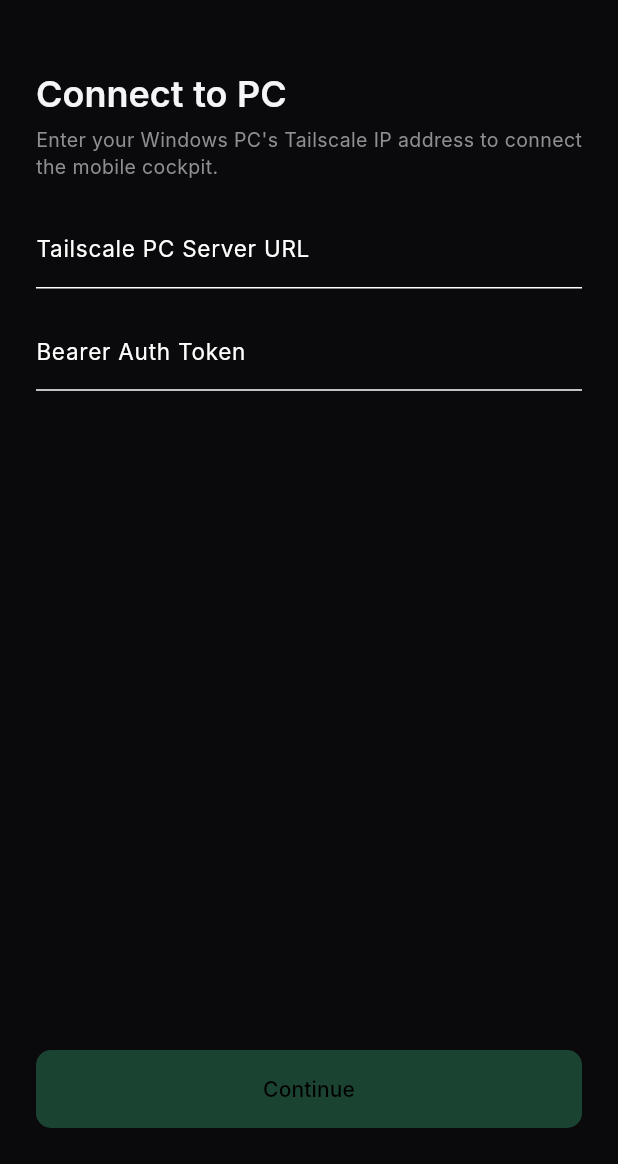
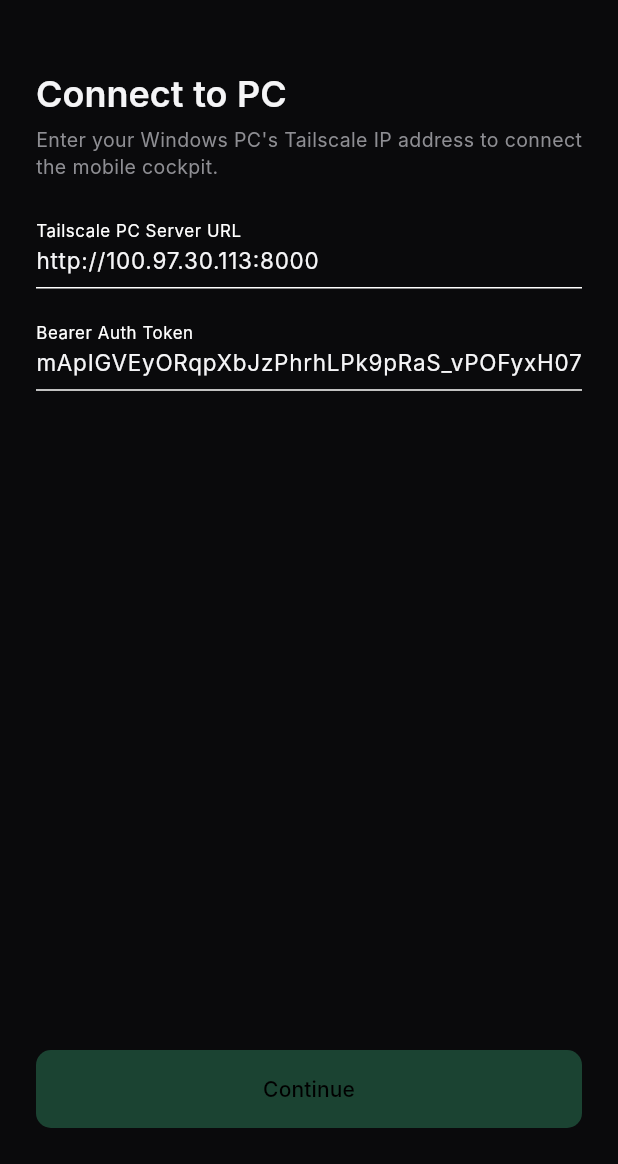
Before and after one commit to Adharsh-Arvinth/ApplyPilot, a Flutter app: the screen it shows after launch, swiped to page 3, on a phone screen of 412 x 824 dp, the part 72-1236 px from its top. Run offline on Flutter 3.47's test engine with Material 3 defaults, Android fonts, the phone set to English and light mode, and no system bars; our stand-ins replace file_picker, shared_preferences; Roboto replaces fonts that are missing (Inter).

Commit message:
fix(connectivity): embed resilient Tailscale host URL and Bearer token defaults for zero-config connection

```diff
--- a/app/lib/core/api_client.dart
+++ b/app/lib/core/api_client.dart
@@ -13,20 +13,26 @@ class ApiClient {
   factory ApiClient() => _instance;
   ApiClient._internal();
 
-  String _baseUrl = "http://100.x.y.z:8000";
-  String _token = "";
+  static const String defaultTailscaleUrl = "http://100.97.30.113:8000";
+  static const String defaultAuthToken = "mApIGVEyORqpXbJzPhrhLPk9pRaS_vPOFyxH07nuPV4";
+
+  String _baseUrl = defaultTailscaleUrl;
+  String _token = defaultAuthToken;
 
   String get baseUrl => _baseUrl;
   String get token => _token;
 
   Future<void> init() async {
     final prefs = await SharedPreferences.getInstance();
-    String defaultUrl = "http://100.x.y.z:8000";
+    String defaultUrl = defaultTailscaleUrl;
     if (kIsWeb && Uri.base.origin.startsWith("http")) {
       defaultUrl = Uri.base.origin;
     }
-    _baseUrl = prefs.getString("server_url") ?? defaultUrl;
-    _token = prefs.getString("auth_token") ?? "";
+    final savedUrl = prefs.getString("server_url") ?? "";
+    _baseUrl = (savedUrl.isEmpty || savedUrl.contains("100.x.y.z")) ? defaultUrl : savedUrl;
+
+    final savedToken = prefs.getString("auth_token") ?? "";
+    _token = savedToken.isEmpty ? defaultAuthToken : savedToken;
   }
 
   Future<void> saveConnectionSettings(String url, String token) async {
--- a/app/lib/screens/onboarding_screen.dart
+++ b/app/lib/screens/onboarding_screen.dart
@@ -17,8 +17,8 @@ class _OnboardingScreenState extends State<OnboardingScreen> {
   final _api = ApiClient();
   int _currentStep = 0;
 
-  final _urlCtrl = TextEditingController(text: "");
-  final _tokenCtrl = TextEditingController(text: "");
+  final _urlCtrl = TextEditingController(text: ApiClient.defaultTailscaleUrl);
+  final _tokenCtrl = TextEditingController(text: ApiClient.defaultAuthToken);
 
   @override
   void initState() {
@@ -31,8 +31,16 @@ class _OnboardingScreenState extends State<OnboardingScreen> {
     final url = prefs.getString("server_url") ?? "";
     final token = prefs.getString("auth_token") ?? "";
     if (mounted) {
-      if (url.isNotEmpty) _urlCtrl.text = url;
-      if (token.isNotEmpty) _tokenCtrl.text = token;
+      if (url.isNotEmpty && !url.contains("100.x.y.z")) {
+        _urlCtrl.text = url;
+      } else {
+        _urlCtrl.text = ApiClient.defaultTailscaleUrl;
+      }
+      if (token.isNotEmpty) {
+        _tokenCtrl.text = token;
+      } else {
+        _tokenCtrl.text = ApiClient.defaultAuthToken;
+      }
     }
   }
 
```
Also changed, not shown: 1 other file.
